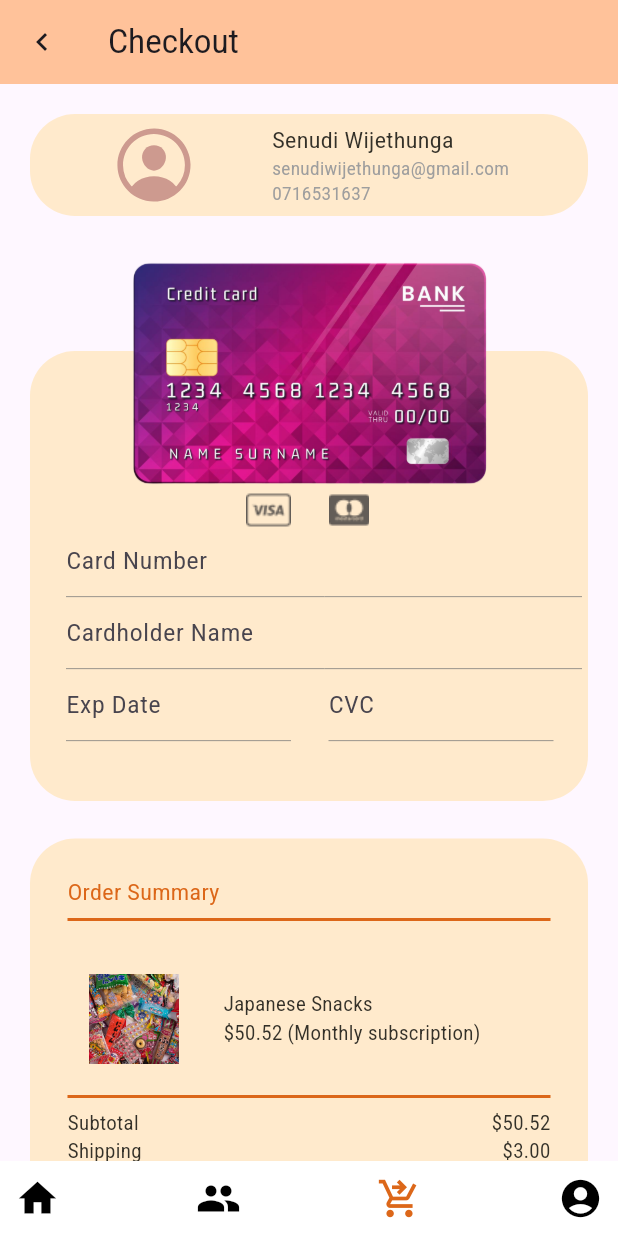
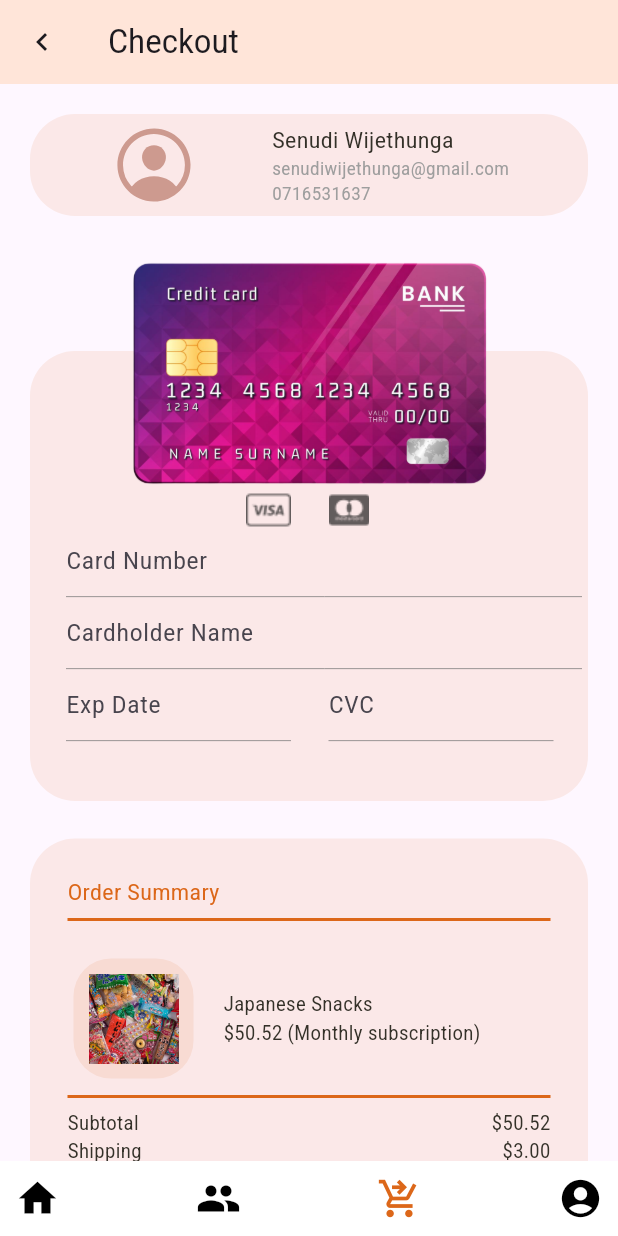
Before and after one commit to Senu892/tastebites_mobile, a Flutter app: the Checkout screen opened directly, on a phone screen of 412 x 824 dp. Run offline on Flutter 3.47's test engine with Material 3 defaults, Android fonts, the light colour scheme and no system bars; drawn by our look-alikes of google_nav_bar; our stand-ins replace ionicons, lottie; Roboto replaces fonts that are missing (Roboto_SemiCondensed-Regular).

Commit message:
updated files

```diff
--- a/lib/screens/about/aboutus.dart
+++ b/lib/screens/about/aboutus.dart
@@ -1,5 +1,4 @@
 import 'package:cb016148/themes/colors.dart';
-import 'package:cb016148/widgets/footer.dart';
 import 'package:cb016148/widgets/navbar.dart';
 import 'package:flutter/material.dart';
 
--- a/lib/themes/colors.dart
+++ b/lib/themes/colors.dart
@@ -1,5 +1,5 @@
 import 'package:flutter/material.dart';
 
 var primarycolor = Color(0xffdc6719);
-var secondarycolor = Color(0xffffeacc);
-var thirdcolor = Color(0xffffc29a);
+var secondarycolor = Color(0xffdc6719).withOpacity(0.1);
+var thirdcolor = Color(0xFFFFE5D9);
```
